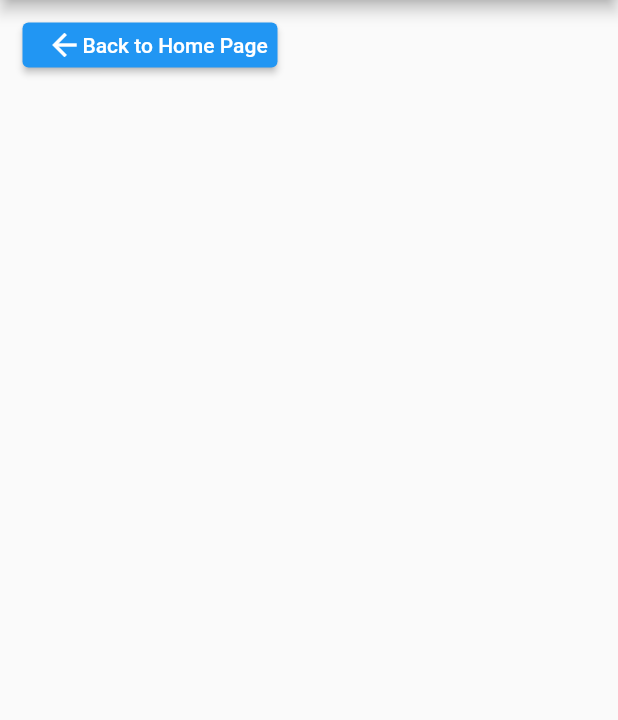
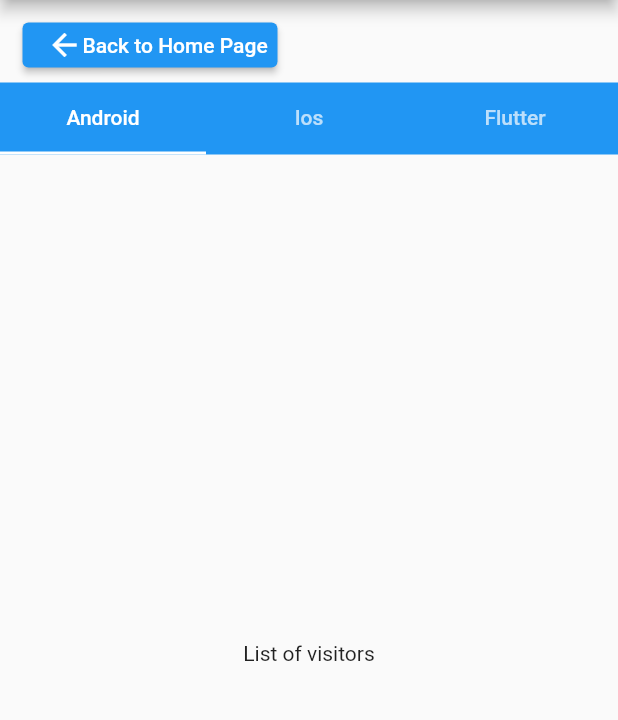
Before and after one commit to Leakune/Care-and-Help-App, a Flutter app: the ManageUserPage screen opened directly with empty values, on a phone screen of 412 x 824 dp, the part 84-804 px from its top. Run offline on Flutter 3.47's test engine with Material 2 defaults, Android fonts, the phone set to English and light mode, and no system bars.

Commit message:
begin dev Manage Users: add tabBar

```diff
--- a/Flutter/pushellp/lib/commun/drawerCustom.dart
+++ b/Flutter/pushellp/lib/commun/drawerCustom.dart
@@ -22,7 +22,7 @@
               color: Colors.blue,
             ),
             child: Text(
-              'Drawer Header',
+              "Pushellp",
               style: TextStyle(
                 color: Colors.white,
                 fontSize: 24,
--- a/Flutter/pushellp/lib/screens/user/manage_user.dart
+++ b/Flutter/pushellp/lib/screens/user/manage_user.dart
@@ -4,21 +4,27 @@
 import 'package:pushellp/commun/drawerCustom.dart';
 import 'package:pushellp/models/User.dart';
 
-class ManageUserPage extends StatelessWidget {
+class ManageUserPage extends StatefulWidget {
   static const routeName = "/manageUser";
-
   final User user;
   const ManageUserPage({Key? key, required this.user}) : super(key: key);
+
+  @override
+  _ManageUserPageState createState() => _ManageUserPageState();
+}
+
+class _ManageUserPageState extends State<ManageUserPage> with SingleTickerProviderStateMixin{
+  late TabController _tabController = new TabController(length: 3, vsync: this);
 
   @override
   Widget build(BuildContext context) {
     return Scaffold(
       appBar: AppBarCustom(
         title: "Manage Users",
-        userPseudo: user.pseudo,
+        userPseudo: widget.user.pseudo,
       ),
       drawer: DrawerCustom(
-        user: user,
+        user: widget.user,
       ),
       body: SafeArea(
         child: Column(
@@ -28,11 +34,39 @@
               padding: const EdgeInsets.only(left: 15.0),
               child: Align(
                 alignment: Alignment.centerLeft,
-                child: BackToHomePageButton(user: user),
+                child: BackToHomePageButton(user: widget.user),
               ),
             ),
-            Center(
-              child: Text(user.pseudo),
+            SizedBox(height: 10),
+            Material(
+              color: Colors.blue,
+              child: TabBar(
+                // unselectedLabelColor: Colors.black,
+                // labelColor: Colors.red,
+                tabs: [
+                  Tab(
+                    text: "Android",
+                  ),
+                  Tab(
+                    text: "Ios",
+                  ),
+                  Tab(
+                    text: "Flutter",
+                  )
+                ],
+                controller: _tabController,
+                indicatorSize: TabBarIndicatorSize.tab,
+              ),
+            ),
+            Expanded(
+              child: TabBarView(
+                children: [
+                  Center(child: Text("List of visitors")),
+                  Center(child: Text("List of admins")),
+                  Center(child: Text("List of super-admins"))
+                ],
+                controller: _tabController,
+              ),
             ),
           ],
         ),
```
